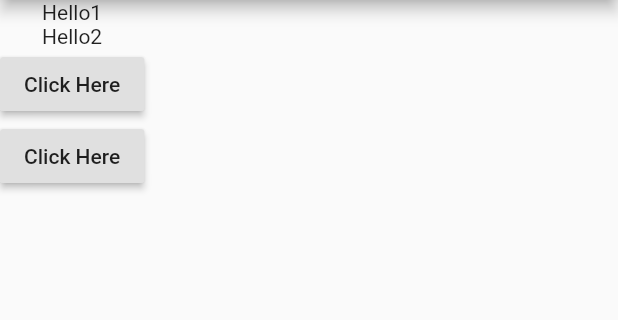
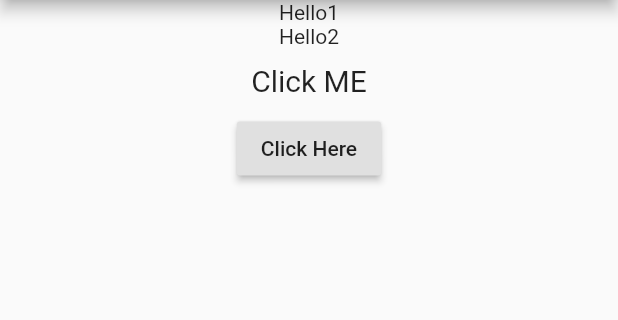
Before and after one commit to najaroen/flutter-lesson, a Flutter app: the screen it shows after launch, after a tap on "Click Here", on a phone screen of 412 x 824 dp, the part 84-404 px from its top. Run offline on Flutter 3.47's test engine with Material 2 defaults, Android fonts, the phone set to English and light mode, and no system bars.

Commit message:
add stateful.dart

```diff
--- a/basic_flutter/lib/main.dart
+++ b/basic_flutter/lib/main.dart
@@ -1,7 +1,8 @@
+import 'package:basic_flutter/stateful/stateful.dart';
 import 'package:flutter/material.dart';
 
 void main() {
-  runApp(MyApp());
+  runApp(MyStateful());
 }
 
 class MyApp extends StatelessWidget {
--- a/basic_flutter/lib/stateful/stateful.dart
+++ b/basic_flutter/lib/stateful/stateful.dart
@@ -1,3 +1,4 @@
+import 'package:basic_flutter/stateless/Button.dart';
 import 'package:flutter/material.dart';
 
 class MyStateful extends StatefulWidget {
@@ -8,9 +9,33 @@ class MyStateful extends StatefulWidget {
 }
 
 class MyState extends State<MyStateful> {
+  void onClick() {
+    print("Hello guys");
+  }
+
   @override
   Widget build(BuildContext context) {
     // TODO: implement build
-    return Scaffold();
+    return MaterialApp(
+        theme: ThemeData(
+          primarySwatch: Colors.blue,
+        ),
+        home: Scaffold(
+          appBar: AppBar(
+            title: Text("Basic Flutter"),
+          ),
+          body: Column(
+            children: [
+              Text("Hello1"),
+              Text("Hello2"),
+              // IconButton(onPressed: onPressed, icon: Icons.ac_unit_rounded)
+              ButtonApp(),
+              RaisedButton(
+                onPressed: onClick,
+                child: Text("Click Here"),
+              )
+            ],
+          ),
+        ));
   }
 }
--- /dev/null
+++ b/basic_flutter/lib/stateless/Button.dart
@@ -0,0 +1,17 @@
+import 'package:flutter/material.dart';
+
+class ButtonApp extends StatelessWidget {
+  @override
+  Widget build(BuildContext context) {
+    // TODO: implement build
+    return Container(
+      width: double.infinity,
+      margin: EdgeInsets.all(10.00),
+      child: Text(
+        "Click ME",
+        style: TextStyle(fontSize: 20),
+        textAlign: TextAlign.center,
+      ),
+    );
+  }
+}
```
